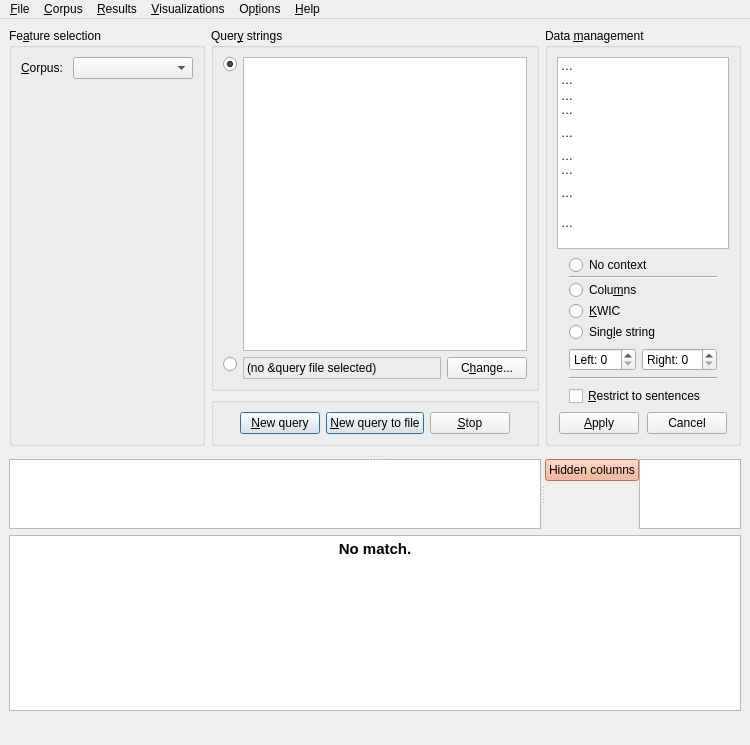
gkunter/coquery, file coquery/gui/ui/coquery.ui: the form before one commit.
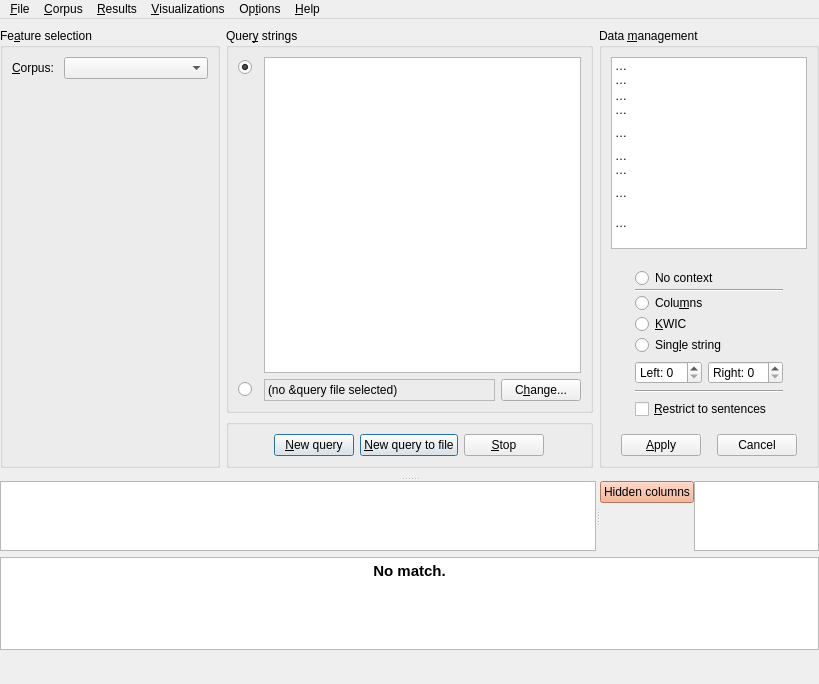
The form after the commit. The open tabs and pages were chosen to show the change. Icons and pictures are not drawn. Custom widgets are drawn as their Qt base class.

Patch:
```diff
--- a/coquery/gui/ui/coquery.ui
+++ b/coquery/gui/ui/coquery.ui
@@ -6,16 +6,22 @@
    <rect>
     <x>0</x>
     <y>0</y>
-    <width>720</width>
-    <height>745</height>
+    <width>819</width>
+    <height>684</height>
    </rect>
   </property>
   <property name="windowTitle">
    <string>Coquery</string>
   </property>
   <widget class="QWidget" name="centralwidget">
-   <layout class="QVBoxLayout" name="verticalLayout_4">
-    <item>
+   <layout class="QGridLayout" name="gridLayout_6">
+    <property name="leftMargin">
+     <number>0</number>
+    </property>
+    <property name="rightMargin">
+     <number>0</number>
+    </property>
+    <item row="0" column="0">
      <widget class="QSplitter" name="splitter">
       <property name="orientation">
        <enum>Qt::Vertical</enum>
@@ -27,7 +33,7 @@
          <verstretch>1</verstretch>
         </sizepolicy>
        </property>
-       <layout class="QGridLayout" name="gridLayout" rowstretch="0,0" columnstretch="3,5,3">
+       <layout class="QGridLayout" name="gridLayout" rowstretch="1,0" columnstretch="3,5,3">
         <property name="leftMargin">
          <number>0</number>
         </property>
@@ -37,11 +43,8 @@
         <property name="rightMargin">
          <number>0</number>
         </property>
-        <property name="spacing">
-         <number>6</number>
-        </property>
         <item row="0" column="0" rowspan="2">
-         <widget class="QGroupBox" name="box_corpus_select">
+         <widget class="QGroupBox" name="group_feature_selection">
           <property name="sizePolicy">
            <sizepolicy hsizetype="Preferred" vsizetype="Expanding">
             <horstretch>0</horstretch>
@@ -116,83 +119,8 @@
           </layout>
          </widget>
         </item>
-        <item row="0" column="1">
-         <widget class="QGroupBox" name="box_input_settings">
-          <property name="title">
-           <string>Quer&amp;y strings</string>
-          </property>
-          <property name="alignment">
-           <set>Qt::AlignLeading|Qt::AlignLeft|Qt::AlignTop</set>
-          </property>
-          <layout class="QGridLayout" name="gridLayout_3">
-           <item row="0" column="0" alignment="Qt::AlignTop">
-            <widget class="QRadioButton" name="radio_query_string">
-             <property name="text">
-              <string/>
-             </property>
-             <property name="checked">
-              <bool>true</bool>
-             </property>
-            </widget>
-           </item>
-           <item row="0" column="1">
-            <widget class="CoqTextEdit" name="edit_query_string">
-             <property name="sizePolicy">
-              <sizepolicy hsizetype="Expanding" vsizetype="Expanding">
-               <horstretch>0</horstretch>
-               <verstretch>0</verstretch>
-              </sizepolicy>
-             </property>
-            </widget>
-           </item>
-           <item row="1" column="0" alignment="Qt::AlignTop">
-            <widget class="QRadioButton" name="radio_query_file">
-             <property name="text">
-              <string/>
-             </property>
-            </widget>
-           </item>
            <item row="1" column="1">
-            <layout class="QGridLayout" name="gridLayout_6" columnstretch="1,0">
-             <item row="0" column="0">
-              <widget class="CoqClickableLabel" name="edit_file_name">
-               <property name="enabled">
-                <bool>true</bool>
-               </property>
-               <property name="sizePolicy">
-                <sizepolicy hsizetype="Ignored" vsizetype="Preferred">
-                 <horstretch>0</horstretch>
-                 <verstretch>0</verstretch>
-                </sizepolicy>
-               </property>
-               <property name="frameShape">
-                <enum>QFrame::StyledPanel</enum>
-               </property>
-               <property name="frameShadow">
-                <enum>QFrame::Sunken</enum>
-               </property>
-               <property name="text">
-                <string>(no &amp;query file selected)</string>
-               </property>
-              </widget>
-             </item>
-             <item row="0" column="1">
-              <widget class="QPushButton" name="button_change_file">
-               <property name="text">
-                <string>C&amp;hange...</string>
-               </property>
-               <property name="shortcut">
-                <string>Alt+B</string>
-               </property>
-              </widget>
-             </item>
-            </layout>
-           </item>
-          </layout>
-         </widget>
-        </item>
-        <item row="1" column="1">
-         <widget class="QGroupBox" name="groupBox_2">
+         <widget class="QGroupBox" name="group_buttons">
           <layout class="QHBoxLayout" name="horizontalLayout_3">
            <item>
             <spacer name="horizontalSpacer">
@@ -297,7 +225,7 @@
           <property name="title">
            <string>Data &amp;management</string>
           </property>
-          <layout class="QVBoxLayout" name="verticalLayout" stretch="0,1,0">
+          <layout class="QVBoxLayout" name="verticalLayout" stretch="0,0,0,0">
            <item>
             <widget class="QTableWidget" name="list_toolbox">
              <property name="sizePolicy">
@@ -440,19 +368,29 @@
              </item>
             </widget>
            </item>
+           <item>
+            <spacer name="verticalSpacer_2">
+             <property name="orientation">
+              <enum>Qt::Vertical</enum>
+             </property>
+             <property name="sizeType">
+              <enum>QSizePolicy::Fixed</enum>
+             </property>
+             <property name="sizeHint" stdset="0">
+              <size>
+               <width>20</width>
+               <height>4</height>
+              </size>
+             </property>
+            </spacer>
+           </item>
            <item>
             <widget class="QStackedWidget" name="tool_widget">
-             <property name="sizePolicy">
-              <sizepolicy hsizetype="MinimumExpanding" vsizetype="Preferred">
-               <horstretch>0</horstretch>
-               <verstretch>0</verstretch>
-              </sizepolicy>
-             </property>
              <property name="currentIndex">
               <number>5</number>
              </property>
              <widget class="QWidget" name="tool_widget_column_order">
-              <layout class="QVBoxLayout" name="verticalLayout_11">
+              <layout class="QVBoxLayout" name="verticalLayout_4">
                <item>
                 <widget class="CoqButtonList" name="list_column_order" native="true">
                  <property name="sizePolicy">
@@ -466,110 +404,8 @@
               </layout>
              </widget>
              <widget class="QWidget" name="tool_widget_page_context">
-              <layout class="QVBoxLayout" name="verticalLayout_7">
-               <property name="margin">
-                <number>0</number>
-               </property>
-               <item>
-                <layout class="QGridLayout" name="gridLayout_5" rowstretch="0,0,0,0,0,0,0" columnstretch="2,1,1,2">
-                 <property name="margin">
-                  <number>0</number>
-                 </property>
-                 <item row="1" column="1">
-                  <spacer name="verticalSpacer">
-                   <property name="orientation">
-                    <enum>Qt::Vertical</enum>
-                   </property>
-                   <property name="sizeHint" stdset="0">
-                    <size>
-                     <width>20</width>
-                     <height>0</height>
-                    </size>
-                   </property>
-                  </spacer>
-                 </item>
-                 <item row="3" column="1">
-                  <widget class="QSpinBox" name="context_left_span">
-                   <property name="sizePolicy">
-                    <sizepolicy hsizetype="Preferred" vsizetype="Fixed">
-                     <horstretch>1</horstretch>
-                     <verstretch>0</verstretch>
-                    </sizepolicy>
-                   </property>
-                   <property name="buttonSymbols">
-                    <enum>QAbstractSpinBox::UpDownArrows</enum>
-                   </property>
-                   <property name="suffix">
-                    <string/>
-                   </property>
-                   <property name="prefix">
-                    <string>Left: </string>
-                   </property>
-                  </widget>
-                 </item>
-                 <item row="4" column="1" colspan="2">
-                  <widget class="Line" name="line_2">
-                   <property name="orientation">
-                    <enum>Qt::Horizontal</enum>
-                   </property>
-                  </widget>
-                 </item>
-                 <item row="5" column="1" colspan="2">
-                  <widget class="QCheckBox" name="check_restrict">
-                   <property name="text">
-                    <string>&amp;Restrict to sentences</string>
-                   </property>
-                  </widget>
-                 </item>
-                 <item row="3" column="2">
-                  <widget class="QSpinBox" name="context_right_span">
-                   <property name="sizePolicy">
-                    <sizepolicy hsizetype="Preferred" vsizetype="Fixed">
-                     <horstretch>1</horstretch>
-                     <verstretch>0</verstretch>
-                    </sizepolicy>
-                   </property>
-                   <property name="frame">
-                    <bool>true</bool>
-                   </property>
-                   <property name="buttonSymbols">
-                    <enum>QAbstractSpinBox::UpDownArrows</enum>
-                   </property>
-                   <property name="suffix">
-                    <string/>
-                   </property>
-                   <property name="prefix">
-                    <string>Right: </string>
-                   </property>
-                  </widget>
-                 </item>
-                 <item row="6" column="1">
-                  <spacer name="verticalSpacer_4">
-                   <property name="orientation">
-                    <enum>Qt::Vertical</enum>
-                   </property>
-                   <property name="sizeHint" stdset="0">
-                    <size>
-                     <width>20</width>
-                     <height>0</height>
-                    </size>
-                   </property>
-                  </spacer>
-                 </item>
-                 <item row="3" column="3">
-                  <spacer name="horizontalSpacer_4">
-                   <property name="orientation">
-                    <enum>Qt::Horizontal</enum>
-                   </property>
-                   <property name="sizeHint" stdset="0">
-                    <size>
-                     <width>0</width>
-                     <height>20</height>
-                    </size>
-                   </property>
-                  </spacer>
-                 </item>
-                 <item row="2" column="0">
+              <layout class="QGridLayout" name="gridLayout_2" columnstretch="1,0,0,1">
+               <item row="0" column="0">
                   <spacer name="horizontalSpacer_3">
                    <property name="orientation">
                     <enum>Qt::Horizontal</enum>
@@ -582,7 +418,7 @@
                    </property>
                   </spacer>
                  </item>
-                 <item row="2" column="1" colspan="2">
+               <item row="0" column="1" colspan="2">
                   <widget class="QWidget" name="widget_context" native="true">
                    <property name="sizePolicy">
                     <sizepolicy hsizetype="Preferred" vsizetype="Minimum">
@@ -644,19 +480,76 @@
                    </layout>
                   </widget>
                  </item>
-                </layout>
+               <item row="0" column="3">
+                <spacer name="horizontalSpacer_4">
+                 <property name="orientation">
+                  <enum>Qt::Horizontal</enum>
+                 </property>
+                 <property name="sizeHint" stdset="0">
+                  <size>
+                   <width>0</width>
+                   <height>20</height>
+                  </size>
+                 </property>
+                </spacer>
                </item>
-              </layout>
-             </widget>
-             <widget class="QWidget" name="tool_widget_page_stopwords">
-              <layout class="QVBoxLayout" name="verticalLayout_6">
-               <property name="margin">
-                <number>0</number>
-               </property>
-               <item>
-                <layout class="QGridLayout" name="gridLayout_4" columnstretch="1,0,1">
-                 <item row="0" column="1">
-                  <spacer name="verticalSpacer_2">
+               <item row="1" column="1">
+                <widget class="QSpinBox" name="context_left_span">
+                 <property name="sizePolicy">
+                  <sizepolicy hsizetype="Preferred" vsizetype="Fixed">
+                   <horstretch>1</horstretch>
+                   <verstretch>0</verstretch>
+                  </sizepolicy>
+                 </property>
+                 <property name="buttonSymbols">
+                  <enum>QAbstractSpinBox::UpDownArrows</enum>
+                 </property>
+                 <property name="suffix">
+                  <string/>
+                 </property>
+                 <property name="prefix">
+                  <string>Left: </string>
+                 </property>
+                </widget>
+               </item>
+               <item row="1" column="2">
+                <widget class="QSpinBox" name="context_right_span">
+                 <property name="sizePolicy">
+                  <sizepolicy hsizetype="Preferred" vsizetype="Fixed">
+                   <horstretch>1</horstretch>
+                   <verstretch>0</verstretch>
+                  </sizepolicy>
+                 </property>
+                 <property name="frame">
+                  <bool>true</bool>
+                 </property>
+                 <property name="buttonSymbols">
+                  <enum>QAbstractSpinBox::UpDownArrows</enum>
+                 </property>
+                 <property name="suffix">
+                  <string/>
+                 </property>
+                 <property name="prefix">
+                  <string>Right: </string>
+                 </property>
+                </widget>
+               </item>
+               <item row="2" column="1" colspan="2">
+                <widget class="Line" name="line_2">
+                 <property name="orientation">
+                  <enum>Qt::Horizontal</enum>
+                 </property>
+                </widget>
+               </item>
+               <item row="3" column="1" colspan="2">
+                <widget class="QCheckBox" name="check_restrict">
+                 <property name="text">
+                  <string>&amp;Restrict to sentences</string>
+                 </property>
+                </widget>
+               </item>
+               <item row="4" column="1">
+                <spacer name="verticalSpacer_4">
                    <property name="orientation">
                     <enum>Qt::Vertical</enum>
                    </property>
@@ -668,15 +561,12 @@
                    </property>
                   </spacer>
                  </item>
-                 <item row="2" column="1">
-                  <widget class="QPushButton" name="button_stopwords">
-                   <property name="text">
-                    <string>Change stop &amp;words...</string>
-                   </property>
-                  </widget>
-                 </item>
-                 <item row="3" column="0">
-                  <spacer name="horizontalSpacer_5">
+              </layout>
+             </widget>
+             <widget class="QWidget" name="tool_widget_page_stopwords_2">
+              <layout class="QGridLayout" name="gridLayout_4">
+               <item row="0" column="2" rowspan="3">
+                <spacer name="horizontalSpacer_6">
                    <property name="orientation">
                     <enum>Qt::Horizontal</enum>
                    </property>
@@ -688,7 +578,7 @@
                    </property>
                   </spacer>
                  </item>
-                 <item row="1" column="1">
+               <item row="0" column="1">
                   <widget class="QLabel" name="label_stopwords">
                    <property name="sizePolicy">
                     <sizepolicy hsizetype="Minimum" vsizetype="Preferred">
@@ -701,7 +591,7 @@
                    </property>
                   </widget>
                  </item>
-                 <item row="3" column="1">
+               <item row="2" column="1">
                   <spacer name="verticalSpacer_3">
                    <property name="orientation">
                     <enum>Qt::Vertical</enum>
@@ -714,8 +604,15 @@
                    </property>
                   </spacer>
                  </item>
-                 <item row="3" column="2">
-                  <spacer name="horizontalSpacer_6">
+               <item row="1" column="1">
+                <widget class="QPushButton" name="button_stopwords">
+                 <property name="text">
+                  <string>Change stop &amp;words...</string>
+                 </property>
+                </widget>
+               </item>
+               <item row="0" column="0" rowspan="3">
+                <spacer name="horizontalSpacer_5">
                    <property name="orientation">
                     <enum>Qt::Horizontal</enum>
                    </property>
@@ -728,14 +625,9 @@
                   </spacer>
                  </item>
                 </layout>
-               </item>
-              </layout>
              </widget>
-             <widget class="QWidget" name="tool_widget_page_groups">
-              <layout class="QVBoxLayout" name="verticalLayout_9" stretch="0">
-               <property name="margin">
-                <number>0</number>
-               </property>
+             <widget class="QWidget" name="tool_widget_page_groups_2">
+              <layout class="QVBoxLayout" name="verticalLayout_6">
                <item>
                 <widget class="CoqGroupTree" name="tree_groups">
                  <property name="sizePolicy">
@@ -753,58 +645,46 @@
                </item>
               </layout>
              </widget>
-             <widget class="QWidget" name="tool_widget_page_transform">
-              <layout class="QGridLayout" name="gridLayout_2" columnstretch="0,0,0">
-               <item row="0" column="2">
-                <spacer name="horizontalSpacer_7">
-                 <property name="orientation">
-                  <enum>Qt::Horizontal</enum>
-                 </property>
-                 <property name="sizeHint" stdset="0">
-                  <size>
-                   <width>0</width>
-                   <height>20</height>
-                  </size>
-                 </property>
-                </spacer>
-               </item>
-               <item row="0" column="1">
-                <layout class="QVBoxLayout" name="layout_aggregate">
-                 <property name="spacing">
-                  <number>1</number>
-                 </property>
-                 <property name="margin">
-                  <number>0</number>
-                 </property>
-                </layout>
-               </item>
-               <item row="0" column="0">
-                <spacer name="horizontalSpacer_8">
-                 <property name="orientation">
-                  <enum>Qt::Horizontal</enum>
-                 </property>
-                 <property name="sizeHint" stdset="0">
-                  <size>
-                   <width>0</width>
-                   <height>20</height>
-                  </size>
-                 </property>
-                </spacer>
-               </item>
-              </layout>
-             </widget>
-             <widget class="QWidget" name="tool_widget_page_summary">
-              <layout class="QVBoxLayout" name="verticalLayout_13" stretch="0">
-               <property name="margin">
-                <number>0</number>
-               </property>
-               <item>
+             <widget class="QWidget" name="tool_widget_page_transform_2">
                 <layout class="QGridLayout" name="gridLayout_7">
+               <item row="0" column="0">
+                <spacer name="horizontalSpacer_8">
+                 <property name="orientation">
+                  <enum>Qt::Horizontal</enum>
+                 </property>
+                 <property name="sizeHint" stdset="0">
+                  <size>
+                   <width>0</width>
+                   <height>20</height>
+                  </size>
+                 </property>
+                </spacer>
+               </item>
+               <item row="0" column="1">
+                <layout class="QVBoxLayout" name="layout_aggregate">
+                 <property name="spacing">
+                  <number>1</number>
+                 </property>
                  <property name="margin">
                   <number>0</number>
                  </property>
-                 <item row="0" column="1">
-                  <spacer name="verticalSpacer_6">
+                </layout>
+               </item>
+               <item row="0" column="2">
+                <spacer name="horizontalSpacer_7">
+                 <property name="orientation">
+                  <enum>Qt::Horizontal</enum>
+                 </property>
+                 <property name="sizeHint" stdset="0">
+                  <size>
+                   <width>0</width>
+                   <height>20</height>
+                  </size>
+                 </property>
+                </spacer>
+               </item>
+               <item row="1" column="0" colspan="3">
+                <spacer name="verticalSpacer">
                    <property name="orientation">
                     <enum>Qt::Vertical</enum>
                    </property>
@@ -816,54 +696,32 @@
                    </property>
                   </spacer>
                  </item>
-                 <item row="1" column="1">
+              </layout>
+             </widget>
+             <widget class="QWidget" name="tool_widget_page_summary_2">
+              <layout class="QGridLayout" name="gridLayout_5">
+               <item row="0" column="1">
                   <widget class="QPushButton" name="button_add_summary_function">
                    <property name="text">
                     <string>Summary functions{}...</string>
                    </property>
                   </widget>
                  </item>
-                 <item row="2" column="0" rowspan="2">
-                  <spacer name="horizontalSpacer_10">
-                   <property name="orientation">
-                    <enum>Qt::Horizontal</enum>
-                   </property>
-                   <property name="sizeHint" stdset="0">
-                    <size>
-                     <width>0</width>
-                     <height>20</height>
-                    </size>
-                   </property>
-                  </spacer>
-                 </item>
-                 <item row="2" column="1">
+               <item row="1" column="1">
                   <widget class="QPushButton" name="button_filters">
                    <property name="text">
-                    <string>Filter results{}...</string>
+                  <string>Result filters{}...</string>
                    </property>
                   </widget>
                  </item>
-                 <item row="3" column="1">
+               <item row="2" column="1">
                   <widget class="Line" name="line_3">
                    <property name="orientation">
                     <enum>Qt::Horizontal</enum>
                    </property>
                   </widget>
                  </item>
-                 <item row="3" column="2" rowspan="2">
-                  <spacer name="horizontalSpacer_9">
-                   <property name="orientation">
-                    <enum>Qt::Horizontal</enum>
-                   </property>
-                   <property name="sizeHint" stdset="0">
-                    <size>
-                     <width>0</width>
-                     <height>20</height>
-                    </size>
-                   </property>
-                  </spacer>
-                 </item>
-                 <item row="4" column="1">
+               <item row="3" column="1">
                   <layout class="QGridLayout" name="gridLayout_8" columnstretch="0,1">
                    <property name="verticalSpacing">
                     <number>0</number>
@@ -906,7 +764,33 @@
                    </item>
                   </layout>
                  </item>
-                 <item row="5" column="1">
+               <item row="0" column="2" rowspan="5">
+                <spacer name="horizontalSpacer_9">
+                 <property name="orientation">
+                  <enum>Qt::Horizontal</enum>
+                 </property>
+                 <property name="sizeHint" stdset="0">
+                  <size>
+                   <width>0</width>
+                   <height>20</height>
+                  </size>
+                 </property>
+                </spacer>
+               </item>
+               <item row="0" column="0" rowspan="5">
+                <spacer name="horizontalSpacer_10">
+                 <property name="orientation">
+                  <enum>Qt::Horizontal</enum>
+                 </property>
+                 <property name="sizeHint" stdset="0">
+                  <size>
+                   <width>0</width>
+                   <height>20</height>
+                  </size>
+                 </property>
+                </spacer>
+               </item>
+               <item row="4" column="1">
                   <spacer name="verticalSpacer_8">
                    <property name="orientation">
                     <enum>Qt::Vertical</enum>
@@ -920,8 +804,6 @@
                   </spacer>
                  </item>
                 </layout>
-               </item>
-              </layout>
              </widget>
             </widget>
            </item>
@@ -966,6 +848,110 @@
           </layout>
          </widget>
         </item>
+        <item row="0" column="1">
+         <widget class="QGroupBox" name="group_query_strings">
+          <property name="title">
+           <string>Quer&amp;y strings</string>
+          </property>
+          <property name="alignment">
+           <set>Qt::AlignLeading|Qt::AlignLeft|Qt::AlignTop</set>
+          </property>
+          <layout class="QGridLayout" name="gridLayout_3">
+           <item row="0" column="0">
+            <widget class="QRadioButton" name="radio_query_string">
+             <property name="text">
+              <string/>
+             </property>
+             <property name="checked">
+              <bool>true</bool>
+             </property>
+            </widget>
+           </item>
+           <item row="0" column="1">
+            <widget class="QLineEdit" name="dummy_1">
+             <property name="enabled">
+              <bool>false</bool>
+             </property>
+             <property name="sizePolicy">
+              <sizepolicy hsizetype="Ignored" vsizetype="Minimum">
+               <horstretch>0</horstretch>
+               <verstretch>0</verstretch>
+              </sizepolicy>
+             </property>
+            </widget>
+           </item>
+           <item row="2" column="0">
+            <widget class="QRadioButton" name="radio_query_file">
+             <property name="text">
+              <string/>
+             </property>
+            </widget>
+           </item>
+           <item row="2" column="1">
+            <widget class="QLineEdit" name="dummy_2">
+             <property name="enabled">
+              <bool>false</bool>
+             </property>
+             <property name="sizePolicy">
+              <sizepolicy hsizetype="Ignored" vsizetype="Fixed">
+               <horstretch>0</horstretch>
+               <verstretch>0</verstretch>
+              </sizepolicy>
+             </property>
+            </widget>
+           </item>
+           <item row="2" column="2">
+            <layout class="QHBoxLayout" name="horizontalLayout" stretch="1,0">
+             <item>
+              <widget class="CoqClickableLabel" name="edit_file_name">
+               <property name="enabled">
+                <bool>true</bool>
+               </property>
+               <property name="sizePolicy">
+                <sizepolicy hsizetype="Ignored" vsizetype="Preferred">
+                 <horstretch>0</horstretch>
+                 <verstretch>0</verstretch>
+                </sizepolicy>
+               </property>
+               <property name="frameShape">
+                <enum>QFrame::StyledPanel</enum>
+               </property>
+               <property name="frameShadow">
+                <enum>QFrame::Sunken</enum>
+               </property>
+               <property name="text">
+                <string>(no &amp;query file selected)</string>
+               </property>
+              </widget>
+             </item>
+             <item>
+              <widget class="QPushButton" name="button_change_file">
+               <property name="text">
+                <string>C&amp;hange...</string>
+               </property>
+               <property name="shortcut">
+                <string>Alt+B</string>
+               </property>
+              </widget>
+             </item>
+            </layout>
+           </item>
+           <item row="0" column="2" rowspan="2">
+            <widget class="CoqTextEdit" name="edit_query_string">
+             <property name="sizePolicy">
+              <sizepolicy hsizetype="Expanding" vsizetype="Expanding">
+               <horstretch>0</horstretch>
+               <verstretch>0</verstretch>
+              </sizepolicy>
+             </property>
+             <property name="acceptRichText">
+              <bool>false</bool>
+             </property>
+            </widget>
+           </item>
+          </layout>
+         </widget>
+        </item>
        </layout>
       </widget>
       <widget class="QWidget" name="layoutWidget">
@@ -1124,7 +1110,7 @@
     <rect>
      <x>0</x>
      <y>0</y>
-     <width>720</width>
+     <width>819</width>
      <height>26</height>
     </rect>
    </property>
```
Left out of the diff: 5 changed lines with no effect on the pictures. Lines whose indentation alone changed are shown as unchanged.
